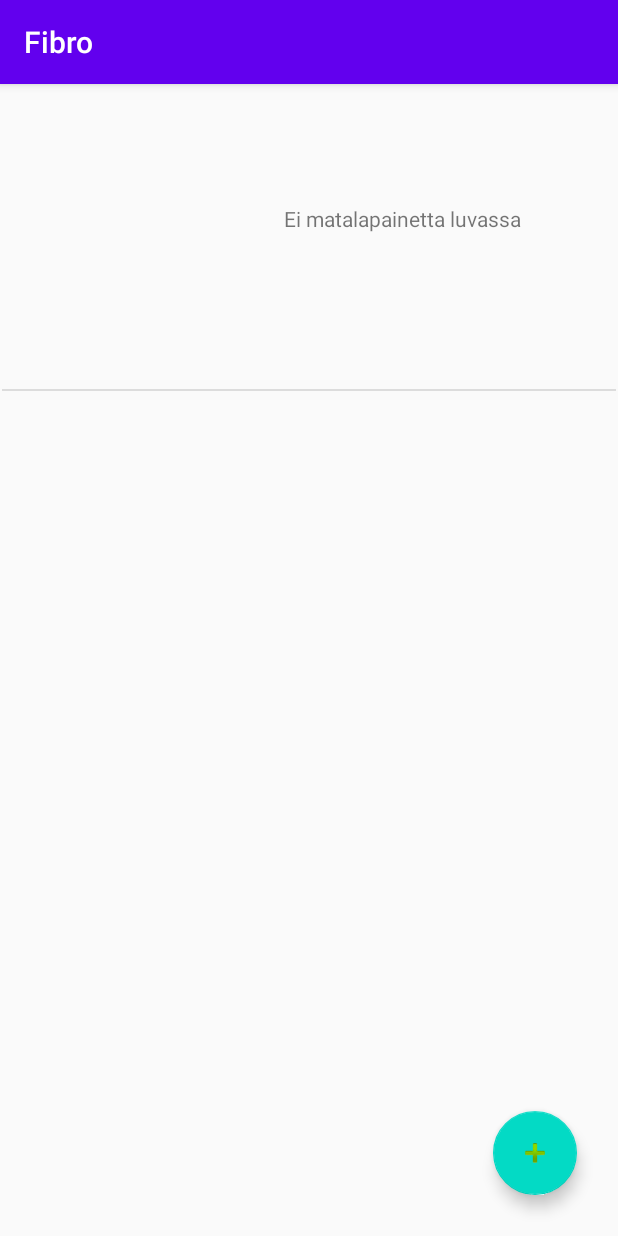
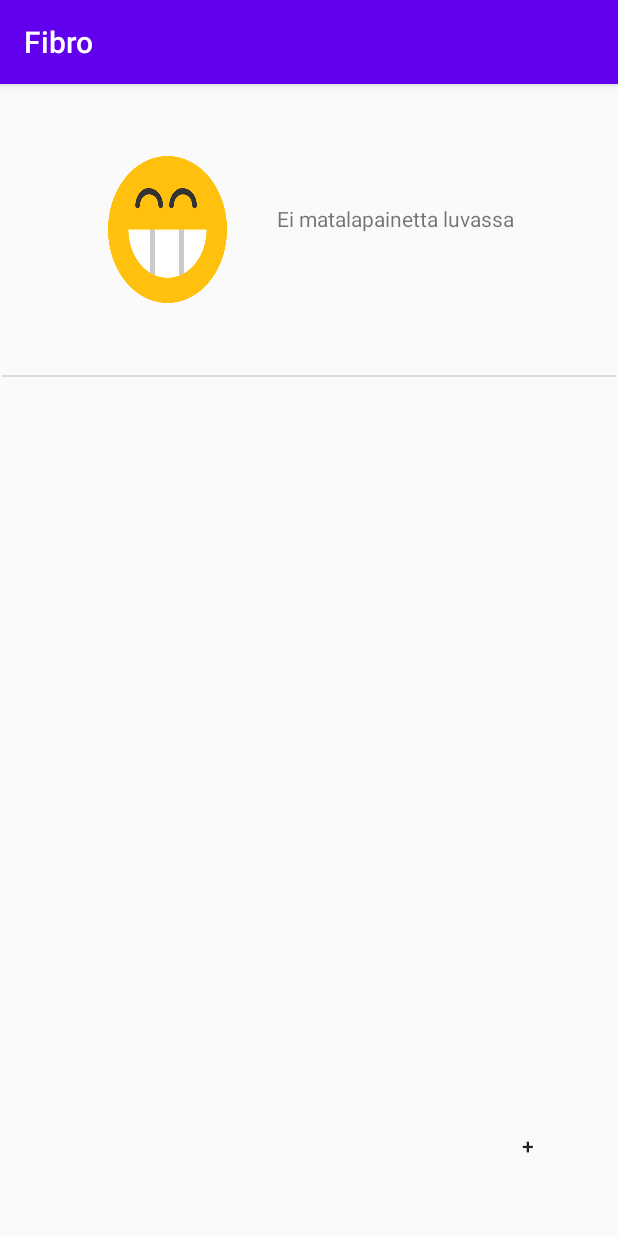
Before and after one commit to tuoku/Fibro, an Android app: the screen it shows after launch (MainActivity), on a phone screen of 412 x 824 dp. Run offline under Robolectric (Android 15) with nearby library versions, the phone set to English and light mode, and no system bars.

Commit message:
Merge branch 'master' of C:\Users\kener\AndroidStudioProjects\Fibro with conflicts.

```diff
--- a/app/src/main/res/layout/activity_main.xml
+++ b/app/src/main/res/layout/activity_main.xml
@@ -6,20 +6,28 @@
     android:layout_height="match_parent"
     tools:context=".MainActivity">
 
+    <Button
+        android:id="@+id/button"
+        style="@style/Widget.AppCompat.Button.Borderless"
+        android:layout_width="wrap_content"
+        android:layout_height="wrap_content"
+        android:layout_marginEnd="16dp"
+        android:layout_marginBottom="36dp"
+        android:text="+"
+        app:layout_constraintBottom_toBottomOf="parent"
+        app:layout_constraintEnd_toEndOf="parent" />
+
     <androidx.constraintlayout.widget.ConstraintLayout
-        android:id="@+id/constraintLayout"
         android:layout_width="match_parent"
-        android:layout_height="match_parent"
-        app:layout_constraintBottom_toBottomOf="parent"
-        app:layout_constraintTop_toTopOf="parent"
-        tools:layout_editor_absoluteX="43dp">
+        android:layout_height="match_parent">
 
         <ImageView
             android:id="@+id/imageView"
-            android:layout_width="97dp"
-            android:layout_height="111dp"
-            android:layout_marginStart="60dp"
-            android:layout_marginTop="44dp"
+            android:layout_width="79dp"
+            android:layout_height="98dp"
+            android:layout_marginStart="72dp"
+            android:layout_marginTop="48dp"
+            android:background="@drawable/awesome_emoticon"
             app:layout_constraintStart_toStartOf="parent"
             app:layout_constraintTop_toTopOf="parent"
             tools:srcCompat="@drawable/awesome_emoticon" />
@@ -46,18 +54,6 @@
             app:layout_constraintEnd_toEndOf="parent"
             app:layout_constraintStart_toStartOf="parent"
             app:layout_constraintTop_toBottomOf="@+id/imageView" />
-
-        <com.google.android.material.floatingactionbutton.FloatingActionButton
-            android:id="@+id/floatingActionButton"
-            android:layout_width="wrap_content"
-            android:layout_height="wrap_content"
-            android:layout_marginEnd="27dp"
-            android:layout_marginBottom="27dp"
-            android:clickable="true"
-            app:layout_constraintBottom_toBottomOf="parent"
-            app:layout_constraintEnd_toEndOf="parent"
-            app:srcCompat="@android:drawable/ic_input_add" />
-
     </androidx.constraintlayout.widget.ConstraintLayout>
 
 </androidx.constraintlayout.widget.ConstraintLayout>
```
